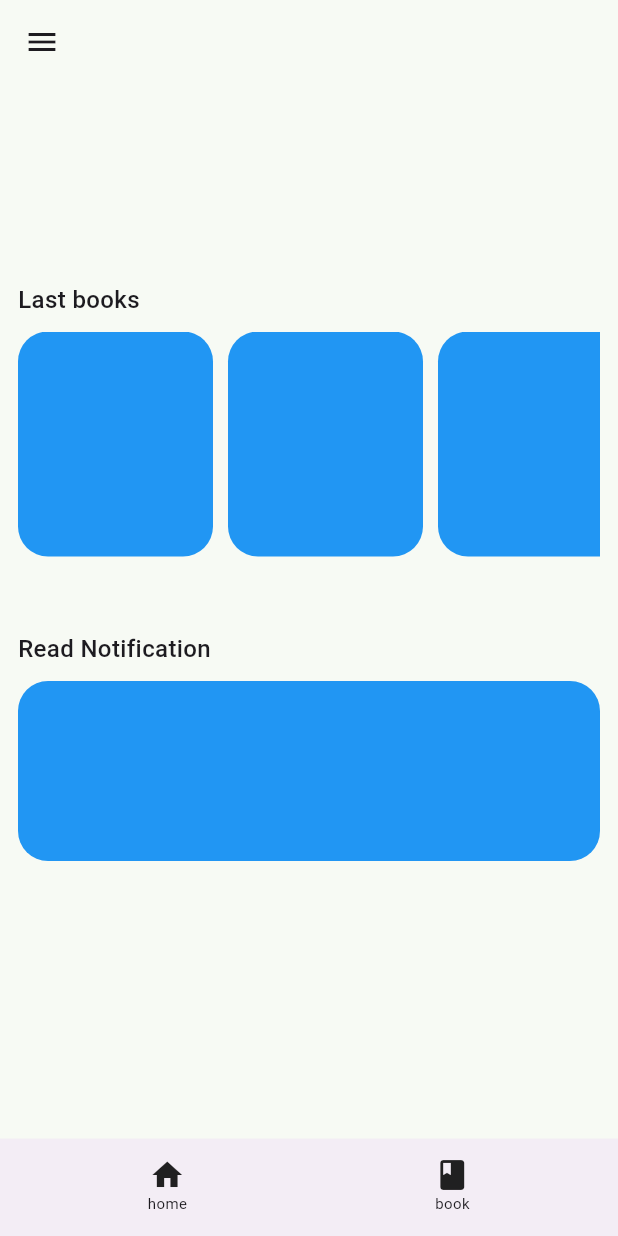
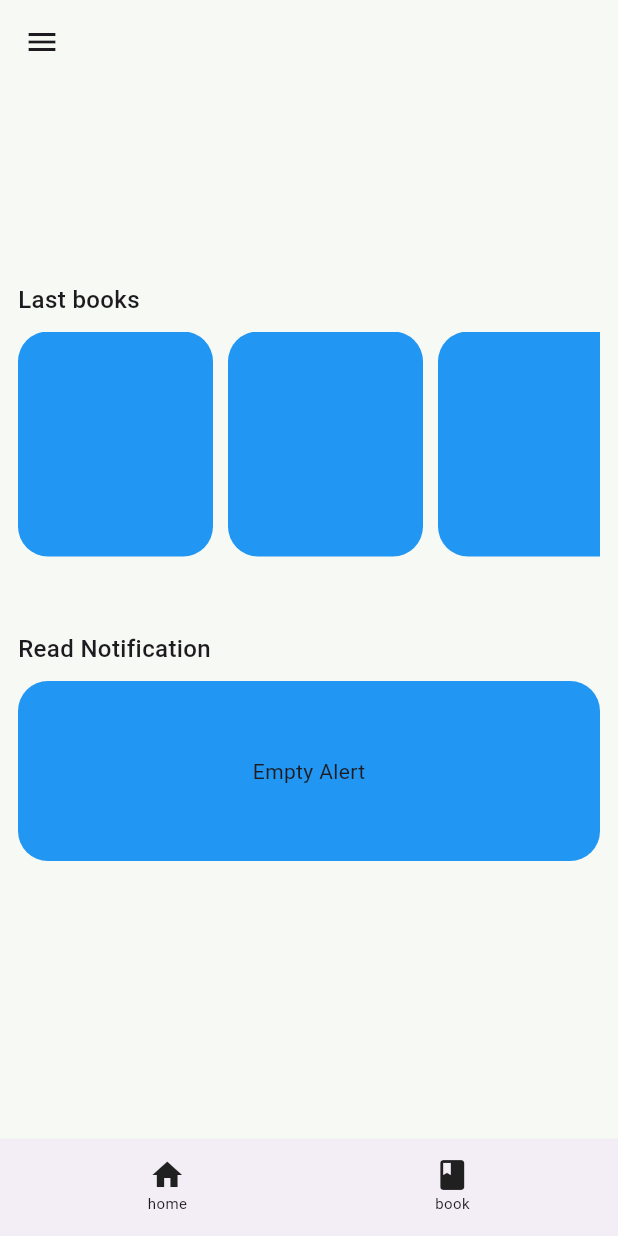
Before and after one commit to corpiii/BookReport, a Flutter app: the MainView screen opened by its route, on a phone screen of 412 x 824 dp. Run offline on Flutter 3.47's test engine with Material 3 defaults, Android fonts, the phone set to English and light mode, and no system bars; our stand-ins replace cloud_firestore, firebase_auth, firebase_core, flutter_riverpod, freezed_annotation, get_it and 2 more; accounts and stored records are empty; generated files the repository leaves out were written again; network calls fail.

Commit message:
refactor: HomeView에서 ConsumerWidget을 가지고 내부뷰에 값을 내려주는 형태로 수정

```diff
--- a/lib/presentation/home_scene/home_view.dart
+++ b/lib/presentation/home_scene/home_view.dart
@@ -1,30 +1,43 @@
+import 'package:book_report/di/view_model_provider.dart';
 import 'package:book_report/presentation/home_scene/widgets/latest_book_history/latest_book_history.dart';
 import 'package:book_report/presentation/home_scene/widgets/notification_info.dart';
 import 'package:book_report/presentation/home_scene/widgets/random_advice.dart';
 import 'package:book_report/presentation/home_scene/widgets/session_title.dart';
 import 'package:book_report/routes.dart';
 import 'package:flutter/material.dart';
+import 'package:flutter_riverpod/flutter_riverpod.dart';
 import 'package:go_router/go_router.dart';
 
-class HomeView extends StatelessWidget {
+class HomeView extends ConsumerWidget {
   const HomeView({super.key});
 
   @override
-  Widget build(BuildContext context) {
+  Widget build(BuildContext context, WidgetRef ref) {
+    final state = ref.watch(homeViewProvider);
+    final viewModel = ref.read(homeViewProvider.notifier);
+
     return Column(
       crossAxisAlignment: CrossAxisAlignment.start,
       children: [
-        RandomAdvice(),
-        SizedBox(height: 20,),
-        SessionTitle('Last books'),
-        SizedBox(height: 10,),
+        RandomAdvice(
+          comment: state.randomAdvice,
+          onTap: () {
+            viewModel.fetchRandomAdvice();
+          },
+        ),
+        const SizedBox(height: 20),
+        const SessionTitle('Last books'),
+        const SizedBox(height: 10),
         LatestBookHistory(),
-        SizedBox(height: 50,),
-        SessionTitle('Read Notification'),
-        SizedBox(height: 10,),
-        NotificationInfo(onTap: () {
-          context.go(notificationSettingPath);
-        },),
+        const SizedBox(height: 50),
+        const SessionTitle('Read Notification'),
+        const SizedBox(height: 10),
+        NotificationInfo(
+          comment: state.notificationComment,
+          onTap: () {
+            context.go(notificationSettingPath);
+          },
+        ),
       ],
     );
   }
--- a/lib/presentation/home_scene/widgets/notification_info.dart
+++ b/lib/presentation/home_scene/widgets/notification_info.dart
@@ -1,12 +1,17 @@
+import 'package:book_report/di/view_model_provider.dart';
 import 'package:flutter/material.dart';
+import 'package:flutter_riverpod/flutter_riverpod.dart';
 
 class NotificationInfo extends StatelessWidget {
   final void Function() _onTap;
+  final String _comment;
 
   const NotificationInfo({
     super.key,
+    required String comment,
     required void Function() onTap,
-  }) : _onTap = onTap;
+  })  : _onTap = onTap,
+        _comment = comment;
 
   @override
   Widget build(BuildContext context) {
@@ -20,7 +25,7 @@ class NotificationInfo extends StatelessWidget {
         width: MediaQuery.of(context).size.width,
         height: 120,
         child: Center(
-          child: Text(''),
+          child: Text(_comment),
         ),
       ),
     );
--- a/lib/presentation/home_scene/widgets/random_advice.dart
+++ b/lib/presentation/home_scene/widgets/random_advice.dart
@@ -2,17 +2,18 @@ import 'package:book_report/di/view_model_provider.dart';
 import 'package:flutter/material.dart';
 import 'package:flutter_riverpod/flutter_riverpod.dart';
 
-class RandomAdvice extends ConsumerWidget {
-  const RandomAdvice({super.key});
+class RandomAdvice extends StatelessWidget {
+  final String _comment;
+  final void Function() _onTap;
+
+  const RandomAdvice({super.key, required String comment, required void Function() onTap})
+      : _comment = comment,
+        _onTap = onTap;
 
   @override
-  Widget build(BuildContext context, WidgetRef ref) {
-    final state = ref.watch(homeViewProvider);
-
+  Widget build(BuildContext context) {
     return GestureDetector(
-      onTap: () {
-        ref.read(homeViewProvider.notifier).fetchRandomAdvice();
-      },
+      onTap: _onTap,
       child: Center(
         child: Container(
           decoration: BoxDecoration(
@@ -22,7 +23,7 @@ class RandomAdvice extends ConsumerWidget {
           height: 100,
           child: Center(
             child: Text(
-              state.randomAdvice,
+              _comment,
               style: TextStyle(
                 fontFamily: 'RubikScribble-Regular',
                 fontWeight: FontWeight.w600,
```
Also changed, not shown: lib/presentation/home_scene/home_view_model.dart (+22 -1 lines), lib/presentation/home_scene/home_view_state.dart (+11 -0 lines).
